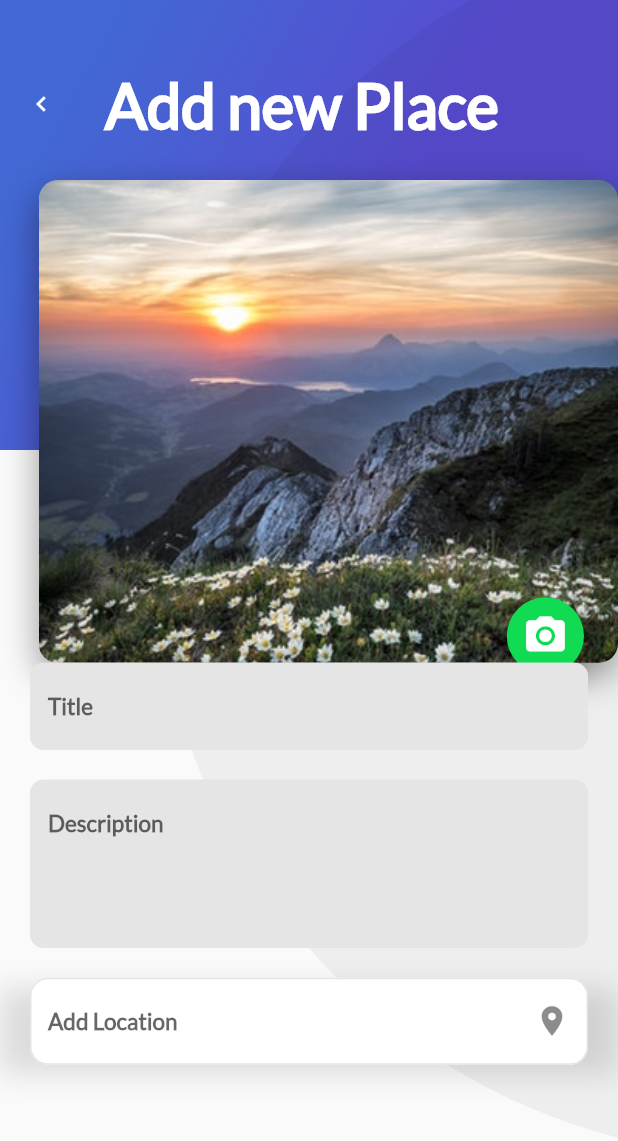
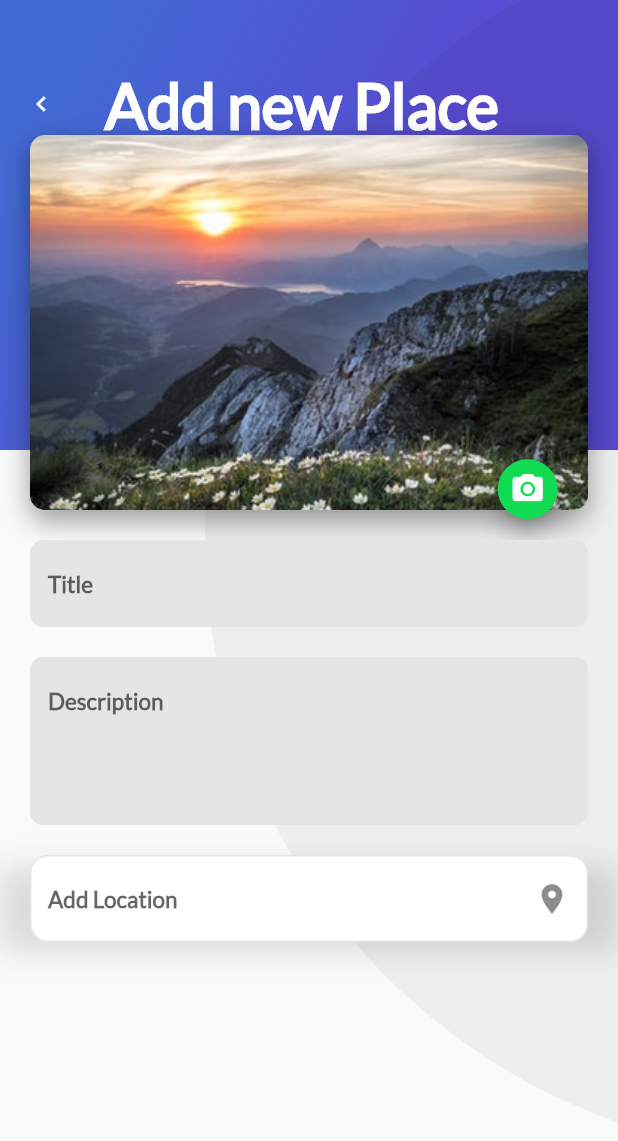
Before and after one commit to ric98esley/apps_travel, a Flutter app: the screen it shows once a user with an empty profile is signed in, item 3 of the bottom bar chosen, after a tap on the "add" icon, on a phone screen of 412 x 824 dp. Shown: the top 1141 px of the screen. Run offline on Flutter 3.47's test engine with Material 2 defaults, Android fonts, the phone set to English and light mode, and no system bars; our stand-ins replace cloud_firestore, firebase_auth, firebase_core, google_sign_in; missing offline and left inert: generic_bloc_provider; accounts and stored records are empty; network calls fail.

Commit message:
card place modifed

```diff
--- a/lib/Place/ui/screens/add_place_screen.dart
+++ b/lib/Place/ui/screens/add_place_screen.dart
@@ -43,21 +43,22 @@ class _AddPlaceScreenState extends State<AddPlaceScreen> {
             TitleHeader(title: "Add new Place"),
           ]),
           Container(
-            margin: EdgeInsets.only(top: 120.0, bottom: 20.0),
+            alignment: Alignment.topLeft,
+            margin: EdgeInsets.only(top: 90.0, bottom: 20.0),
+            width: MediaQuery.of(context).size.width,
             child: ListView(children: [
-              FittedBox(
-                fit: BoxFit.cover,
-                child: Container(
-                  alignment: Alignment.center,
-                  child: CardImageWithFabIcon(
-                    iconData: Icons.camera_alt,
-                    onPressedFabIcon: () {},
-                    pathImage: "assets/img/sunset.jpeg",
-                  ),
+              Container(
+                alignment: Alignment.center,
+                child: CardImageWithFabIcon(
+                  left: 0,
+                  width: MediaQuery.of(context).size.width - 40.0,
+                  iconData: Icons.camera_alt,
+                  onPressedFabIcon: () {},
+                  pathImage: "assets/img/sunset.jpeg",
                 ),
               ), //foto
               Container(
-                margin: EdgeInsets.only(bottom: 20.0),
+                margin: EdgeInsets.only(top: 20.0, bottom: 20.0),
                 child: TextInput(
                   hintText: "Title",
                   inputType: TextInputType.text,
--- a/lib/Place/ui/screens/header_appbar.dart
+++ b/lib/Place/ui/screens/header_appbar.dart
@@ -1,17 +1,32 @@
 import 'package:flutter/material.dart';
 import 'package:trips_app/Place/ui/widgets/card_image_list.dart';
 import 'package:trips_app/widgets/gradient_back.dart';
+import 'package:trips_app/widgets/title_header.dart';
 
 class HeaderAppBar extends StatelessWidget {
   @override
   Widget build(BuildContext context) {
     // TODO: implement build
     return Stack(
-      children: <Widget>[
+      children: [
         GradientBack(
           height: 250.0,
         ),
-        CardImageList()
+        Column(
+          children: [
+            Container(
+              margin: EdgeInsets.only(top: 40),
+              child: Text("Apps Trips",
+                  style: const TextStyle(
+                      color: Colors.white,
+                      fontSize: 30.0,
+                      fontFamily: "Lato",
+                      fontWeight: FontWeight.bold)),
+              alignment: const Alignment(-0.7, -0.6),
+            ),
+            CardImageList()
+          ],
+        ),
       ],
     );
   }
--- a/lib/Place/ui/screens/home_trips.dart
+++ b/lib/Place/ui/screens/home_trips.dart
@@ -2,6 +2,7 @@ import 'package:flutter/material.dart';
 import 'package:trips_app/Place/ui/screens/header_appbar.dart';
 import 'package:trips_app/Place/ui/widgets/description_place.dart';
 import 'package:trips_app/Place/ui/widgets/review_list.dart';
+import 'package:trips_app/widgets/title_header.dart';
 
 class HomeTrips extends StatelessWidget {
   String descriptionDummy =
@@ -14,7 +15,7 @@ class HomeTrips extends StatelessWidget {
         ListView(
           children: <Widget>[
             DescriptionPlace("Bahamas", 4, descriptionDummy),
-            ReviewList()
+            ReviewList(),
           ],
         ),
         HeaderAppBar()
--- a/lib/Place/ui/widgets/card_image_list.dart
+++ b/lib/Place/ui/widgets/card_image_list.dart
@@ -1,12 +1,15 @@
 import 'package:flutter/material.dart';
+import 'package:trips_app/widgets/title_header.dart';
 import 'card_image.dart';
 
 class CardImageList extends StatelessWidget {
   @override
   Widget build(BuildContext context) {
+    double heigth = 250;
+    double width = MediaQuery.of(context).size.width * 0.75;
     // TODO: implement build
     return Container(
-      height: 350.0,
+      height: 300.0,
       child: ListView(
         padding: EdgeInsets.all(25.0),
         scrollDirection: Axis.horizontal,
@@ -15,32 +18,32 @@ class CardImageList extends StatelessWidget {
               pathImage: "assets/img/beach_palm.jpeg",
               iconData: Icons.favorite_border,
               onPressedFabIcon: () {},
-              height: 350.0,
-              width: 250.0),
+              height: heigth,
+              width: width),
           CardImageWithFabIcon(
               pathImage: "assets/img/mountain.jpeg",
               iconData: Icons.favorite_border,
               onPressedFabIcon: () {},
-              height: 350.0,
-              width: 250.0),
+              height: heigth,
+              width: width),
           CardImageWithFabIcon(
               pathImage: "assets/img/mountain_stars.jpeg",
               iconData: Icons.favorite_border,
               onPressedFabIcon: () {},
-              height: 350.0,
-              width: 250.0),
+              height: heigth,
+              width: width),
           CardImageWithFabIcon(
               pathImage: "assets/img/river.jpeg",
               iconData: Icons.favorite_border,
               onPressedFabIcon: () {},
-              height: 350.0,
-              width: 250.0),
+              height: heigth,
+              width: width),
           CardImageWithFabIcon(
               pathImage: "assets/img/sunset.jpeg",
               iconData: Icons.favorite_border,
               onPressedFabIcon: () {},
-              height: 350.0,
-              width: 250.0),
+              height: heigth,
+              width: width),
         ],
       ),
     );
--- a/lib/widgets/gradient_back.dart
+++ b/lib/widgets/gradient_back.dart
@@ -16,6 +16,7 @@ class GradientBack extends StatelessWidget {
     height ??= screenHeight;
     // TODO: implement build
     return Container(
+        alignment: Alignment(-0.9, -0.6),
         width: screenWidht,
         height: height,
         decoration: const BoxDecoration(
@@ -34,15 +35,6 @@ class GradientBack extends StatelessWidget {
               decoration: BoxDecoration(
                   color: Color.fromRGBO(0, 0, 0, 0.05),
                   borderRadius: BorderRadius.circular(screenHeight / 2)),
-            ))
-        /*Text(
-        title,
-        style: TextStyle(
-            color: Colors.white,
-            fontSize: 30.0,
-            fontFamily: "Lato",
-            fontWeight: FontWeight.bold),
-      ),*/
-        );
+            )));
   }
 }
```
